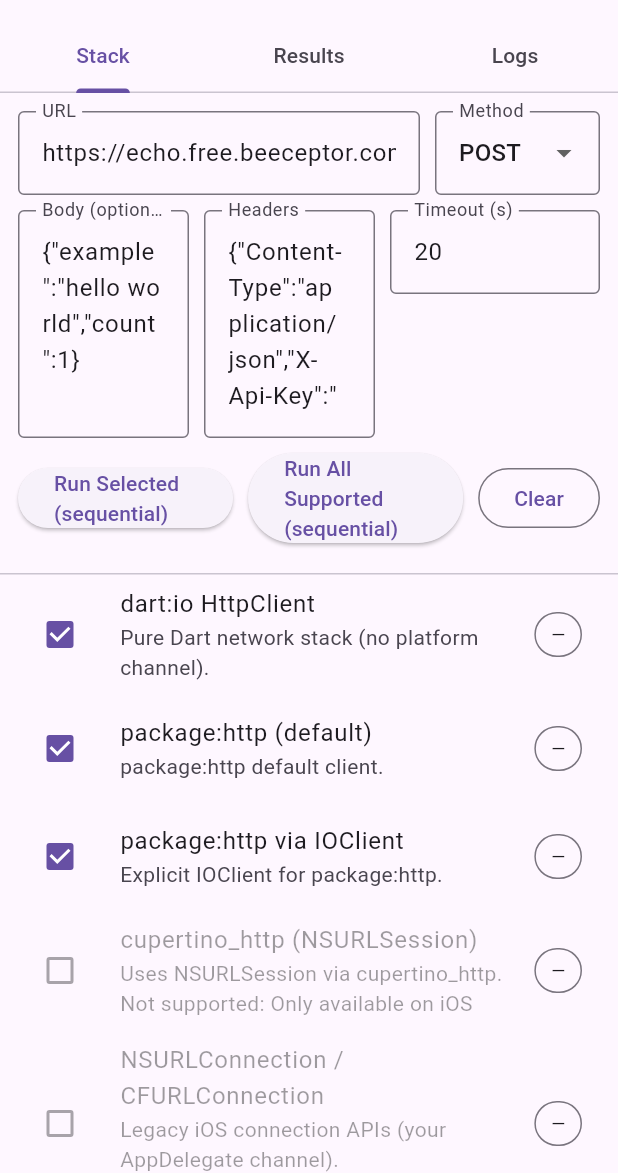
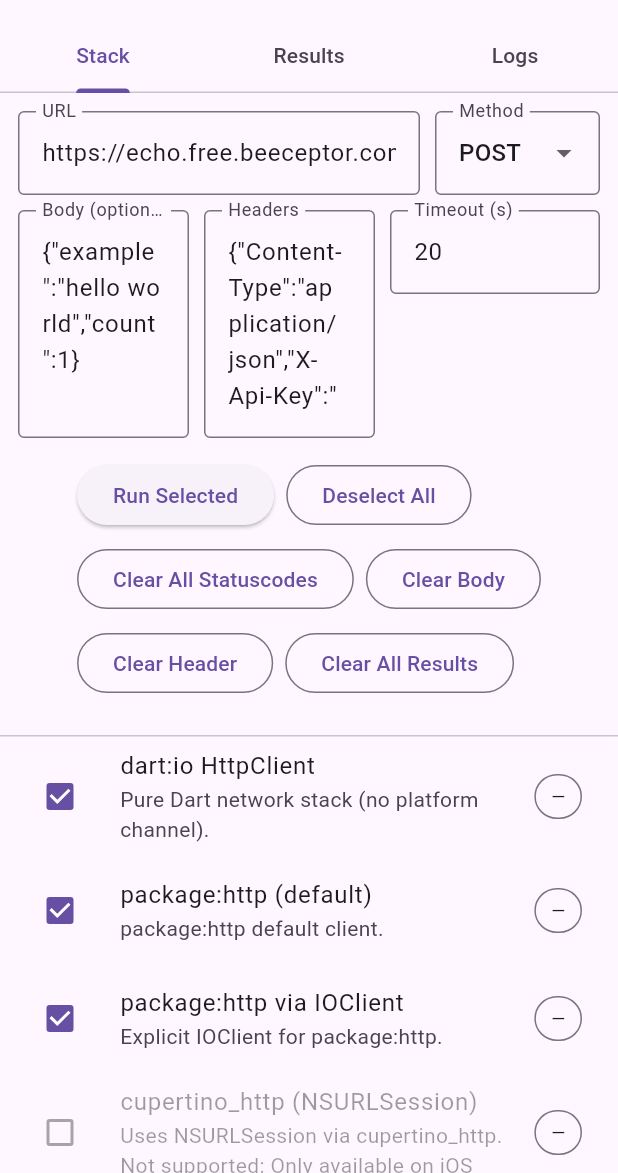
Before and after one commit to XDcobra/Fluttida, a Flutter app: the screen it shows after launch, on a phone screen of 412 x 824 dp, the part 63-1236 px from its top. Run offline on Flutter 3.47's test engine with Material 3 defaults, Android fonts, the phone set to English and light mode, and no system bars; our stand-ins replace webview_flutter; missing offline and left inert: cupertino_http.

Commit message:
fix(clear_bosy): body was not clearing internally when pressing clear body button

```diff
--- a/example_app/fluttida/lib/lab_screen.dart
+++ b/example_app/fluttida/lib/lab_screen.dart
@@ -28,17 +28,21 @@ class RequestConfig {
     String? url,
     String? method,
     Map<String, String>? headers,
-    String? body,
+    Object? body = _noUpdate,
     Duration? timeout,
   }) {
+    const Object _sentinel = _noUpdate;
     return RequestConfig(
       url: url ?? this.url,
       method: method ?? this.method,
       headers: headers ?? this.headers,
-      body: body ?? this.body,
+      body: identical(body, _sentinel) ? this.body : (body as String?),
       timeout: timeout ?? this.timeout,
     );
   }
+
+  // Internal sentinel used to distinguish "no update" from explicit null.
+  static const Object _noUpdate = Object();
 }
 
 class RequestResult {
@@ -141,6 +145,12 @@ class LabController extends ChangeNotifier {
         notifyListeners();
 
         appendLog("=> START ${s.name}");
+
+        // Debug: record whether the current config has a body (helps debug clearing)
+        final cfgBodyInfo = config.body == null
+            ? 'null'
+            : 'len=${config.body!.length}';
+        appendLog('-> Request config.body = $cfgBodyInfo');
 
         final sw = Stopwatch()..start();
         RequestResult res;
@@ -625,37 +635,115 @@ class _LabScreenState extends State<LabScreen> {
                             ],
                           ),
                           const SizedBox(height: 10),
-                          Row(
+                          // Button bar: Run Selected, Select/Deselect All, Clear Statuscodes, Clear Body, Clear Header
+                          Padding(
+                            padding: const EdgeInsets.symmetric(vertical: 4.0),
+                            child: Wrap(
+                              spacing: 8,
+                              runSpacing: 8,
                               children: [
-                              Expanded(
-                                child: ElevatedButton(
+                                ElevatedButton(
                                   onPressed: ctrl.isRunning
                                       ? null
                                       : _runSelected,
-                                  child: const Text(
-                                    "Run Selected (sequential)",
+                                  child: const Text("Run Selected"),
+                                ),
+                                OutlinedButton(
+                                  onPressed: ctrl.isRunning
+                                      ? null
+                                      : () {
+                                          setState(() {
+                                            if (ctrl.selected.isEmpty) {
+                                              // Select all supported stacks
+                                              for (final s in stacks) {
+                                                if (s.support().supported) {
+                                                  ctrl.selected.add(s.id);
+                                                }
+                                              }
+                                            } else {
+                                              // Deselect all
+                                              ctrl.selected.clear();
+                                            }
+                                          });
+                                        },
+                                  child: Text(
+                                    ctrl.selected.isEmpty
+                                        ? 'Select All'
+                                        : 'Deselect All',
                                   ),
                                 ),
-                              ),
-                              const SizedBox(width: 10),
-                              Expanded(
-                                child: ElevatedButton(
+                                OutlinedButton(
                                   onPressed: ctrl.isRunning
                                       ? null
-                                      : _runAllSupported,
-                                  child: const Text(
-                                    "Run All Supported (sequential)",
+                                      : () {
+                                          // Clear only status codes (preserve body/duration/error)
+                                          ctrl.results.forEach((k, v) {
+                                            ctrl.results[k] = RequestResult(
+                                              status: null,
+                                              body: v.body,
+                                              durationMs: v.durationMs,
+                                              error: v.error,
+                                            );
+                                          });
+                                          ctrl.notifyListeners();
+                                        },
+                                  child: const Text('Clear All Statuscodes'),
                                 ),
+                                OutlinedButton(
+                                  onPressed: ctrl.isRunning
+                                      ? null
+                                      : () {
+                                          // Clear bodies in results
+                                          ctrl.results.forEach((k, v) {
+                                            ctrl.results[k] = RequestResult(
+                                              status: v.status,
+                                              body: '',
+                                              durationMs: v.durationMs,
+                                              error: v.error,
+                                            );
+                                          });
+                                          // Clear input field and parsed config
+                                          setState(() {
+                                            _bodyController.text = '';
+                                          });
+                                          ctrl.config = ctrl.config.copyWith(
+                                            body: null,
+                                          );
+                                          ctrl.notifyListeners();
+                                          // Immediate debug log to verify clearing
+                                          ctrl.appendLog(
+                                            '>> Clear Body pressed: _bodyController="${_bodyController.text}" ctrl.config.body=${ctrl.config.body == null ? 'null' : 'len=${ctrl.config.body!.length}'}',
+                                          );
+                                        },
+                                  child: const Text('Clear Body'),
                                 ),
+                                OutlinedButton(
+                                  onPressed: ctrl.isRunning
+                                      ? null
+                                      : () {
+                                          // Clear header input field and parsed config
+                                          setState(() {
+                                            _headersController.text = '';
+                                          });
+                                          ctrl.config = ctrl.config.copyWith(
+                                            headers: {},
+                                          );
+                                          ctrl.notifyListeners();
+                                          // Immediate debug log to verify clearing
+                                          ctrl.appendLog(
+                                            '>> Clear Header pressed: _headersController="${_headersController.text}" ctrl.config.headers=${ctrl.config.headers}',
+                                          );
+                                        },
+                                  child: const Text('Clear Header'),
                                 ),
-                              const SizedBox(width: 10),
                                 OutlinedButton(
                                   onPressed: ctrl.isRunning
                                       ? null
                                       : ctrl.clearOutput,
-                                child: const Text("Clear"),
+                                  child: const Text('Clear All Results'),
                                 ),
                               ],
+                            ),
                           ),
                           if (ctrl.isRunning &&
                               ctrl.currentStackId != null) ...[
```
Lines whose indentation alone changed are shown as unchanged.
